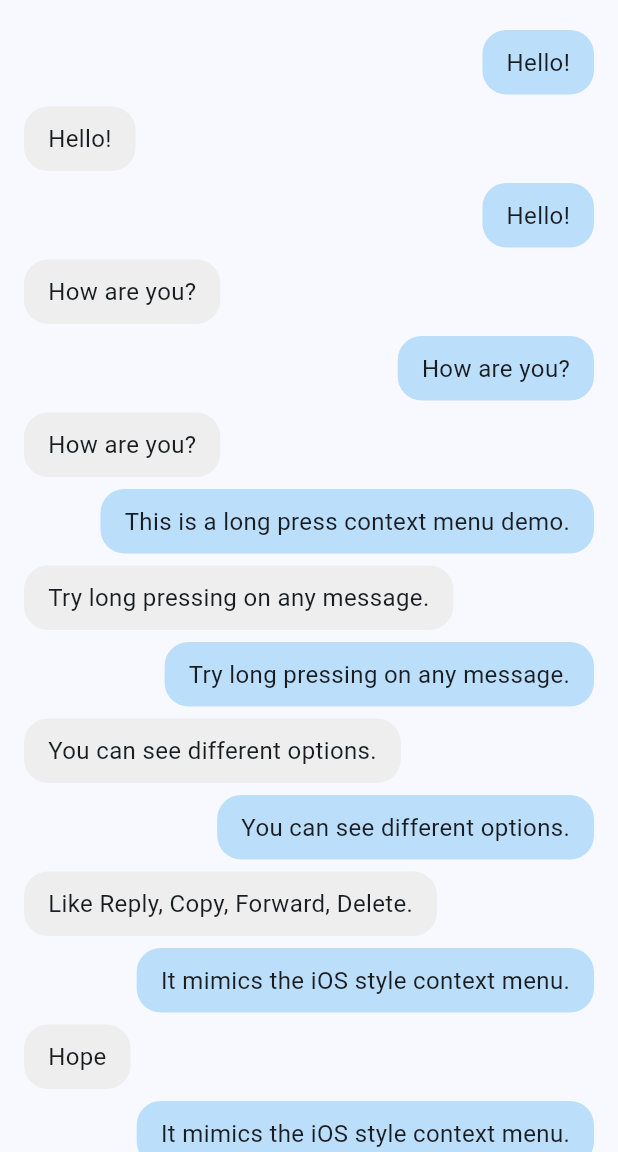
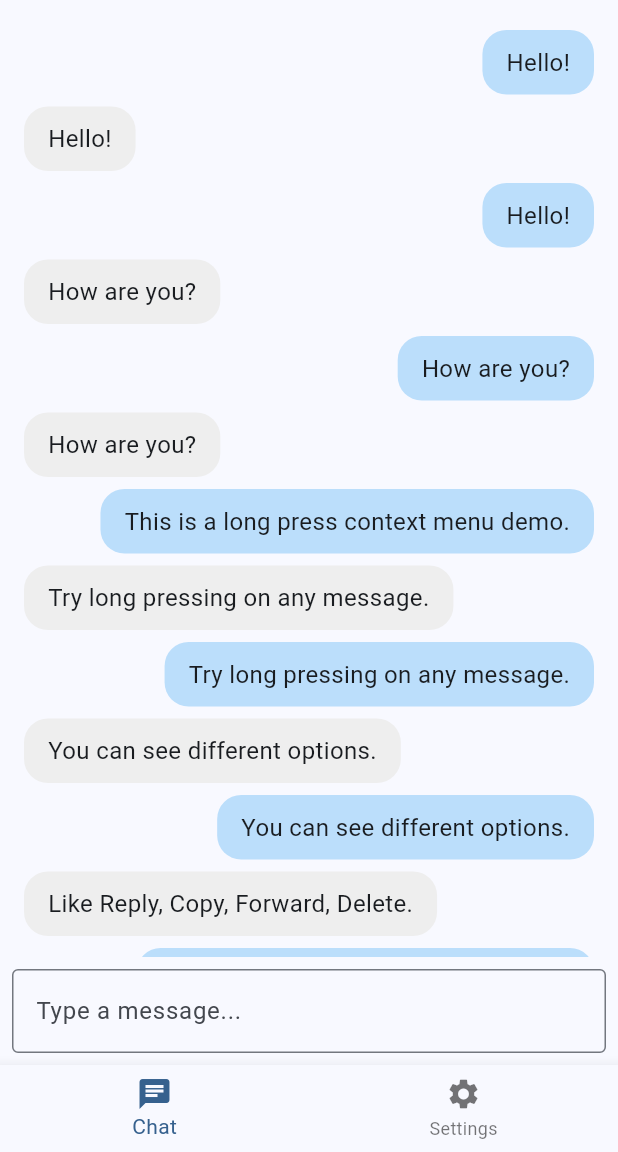
Before and after one commit to Matkurban/chat_context_menu, a Flutter app: the screen it shows after launch, on a phone screen of 412 x 824 dp, the part 84-1236 px from its top. Run offline on Flutter 3.47's test engine with Material 3 defaults, Android fonts, the phone set to English and light mode, and no system bars.

Commit message:
初始化项目

```diff
--- a/example/lib/main.dart
+++ b/example/lib/main.dart
@@ -51,12 +51,22 @@ class _ChatScreenState extends State<ChatScreen> {
 
   @override
   Widget build(BuildContext context) {
+    final double topPadding =
+        MediaQuery.of(context).padding.top + kToolbarHeight;
+    final double bottomPadding =
+        MediaQuery.of(context).padding.bottom +
+        kBottomNavigationBarHeight +
+        MediaQuery.of(context).viewInsets.bottom;
+
     return Scaffold(
       appBar: AppBar(
         title: const Text('Chat Context Menu'),
         backgroundColor: Theme.of(context).colorScheme.inversePrimary,
       ),
-      body: ListView.builder(
+      body: Column(
+        children: [
+          Expanded(
+            child: ListView.builder(
               padding: const EdgeInsets.all(16),
               itemCount: _messages.length,
               itemBuilder: (context, index) {
@@ -64,11 +74,20 @@ class _ChatScreenState extends State<ChatScreen> {
                 return Padding(
                   padding: const EdgeInsets.symmetric(vertical: 4),
                   child: Align(
-              alignment: isMe ? Alignment.centerRight : Alignment.centerLeft,
+                    alignment: isMe
+                        ? Alignment.centerRight
+                        : Alignment.centerLeft,
                     child: ChatContextMenuWrapper(
                       barrierColor: Colors.transparent,
                       backgroundColor: Colors.white,
                       borderRadius: BorderRadius.circular(16),
+                      // Fix 1: Prevent focus loss
+                      requestFocus: false,
+                      // Fix 2: Avoid overlapping AppBar and BottomNavigationBar
+                      safeAreaPadding: EdgeInsets.only(
+                        top: topPadding,
+                        bottom: bottomPadding,
+                      ),
                       menuBuilder: (context, hideMenu) {
                         return Container(
                           width: 300,
@@ -108,6 +127,27 @@ class _ChatScreenState extends State<ChatScreen> {
                 );
               },
             ),
+          ),
+          Padding(
+            padding: const EdgeInsets.all(8.0),
+            child: TextField(
+              decoration: const InputDecoration(
+                hintText: 'Type a message...',
+                border: OutlineInputBorder(),
+              ),
+            ),
+          ),
+        ],
+      ),
+      bottomNavigationBar: BottomNavigationBar(
+        items: const [
+          BottomNavigationBarItem(icon: Icon(Icons.chat), label: 'Chat'),
+          BottomNavigationBarItem(
+            icon: Icon(Icons.settings),
+            label: 'Settings',
+          ),
+        ],
+      ),
     );
   }
 }
--- a/lib/src/chat_context_menu_wrapper.dart
+++ b/lib/src/chat_context_menu_wrapper.dart
@@ -10,6 +10,8 @@ class ChatContextMenuWrapper extends StatefulWidget {
     this.barrierColor = Colors.transparent,
     this.backgroundColor = Colors.white,
     this.borderRadius = const BorderRadius.all(Radius.circular(10)),
+    this.safeAreaPadding,
+    this.requestFocus = true,
   });
 
   final ContextMenuWidgetBuilder widgetBuilder;
@@ -17,6 +19,8 @@ class ChatContextMenuWrapper extends StatefulWidget {
   final Color barrierColor;
   final Color backgroundColor;
   final BorderRadius borderRadius;
+  final EdgeInsets? safeAreaPadding;
+  final bool requestFocus;
 
   @override
   State<ChatContextMenuWrapper> createState() => _ChatContextMenuWrapperState();
@@ -38,6 +42,8 @@ class _ChatContextMenuWrapperState extends State<ChatContextMenuWrapper> {
       barrierColor: widget.barrierColor,
       backgroundColor: widget.backgroundColor,
       borderRadius: widget.borderRadius,
+      safeAreaPadding: widget.safeAreaPadding,
+      requestFocus: widget.requestFocus,
     );
 
     Navigator.of(context).push(_route!).then((_) {
--- a/lib/src/chat_context_route.dart
+++ b/lib/src/chat_context_route.dart
@@ -9,6 +9,7 @@ class ChatContextRoute extends PageRoute {
   final Color? backgroundColor;
   final BorderRadius? borderRadius;
   final EdgeInsetsGeometry? padding;
+  final EdgeInsets? safeAreaPadding;
 
   ChatContextRoute({
     super.settings,
@@ -24,6 +25,7 @@ class ChatContextRoute extends PageRoute {
     this.backgroundColor,
     this.borderRadius,
     this.padding,
+    this.safeAreaPadding,
   }) : _barrierColor = barrierColor;
 
   @override
@@ -46,6 +48,7 @@ class ChatContextRoute extends PageRoute {
   ) {
     return ChatContextMenuLayout(
       widgetRect: widgetRect,
+      safeAreaPadding: safeAreaPadding,
       childBuilder: (context, arrowOffset, isArrowUp) {
         return ChatContextMenuWidget(
           items: menuItems,
--- a/pubspec.yaml
+++ b/pubspec.yaml
@@ -1,6 +1,6 @@
 name: chat_context_menu
 description: "A Flutter package that provides chat context menu with customizable appearance and animations, perfect for chat applications."
-version: 1.0.0
+version: 1.1.0
 homepage: https://github.com/Matkurban/chat_context_menu.git
 repository: https://github.com/Matkurban/chat_context_menu.git
 topics: [ widget,chat,context,menu ]
```
Also changed, not shown: lib/src/ui/chat_context_menu_layout.dart (+18 -4 lines), example/pubspec.lock, 1 other file. Lines whose indentation alone changed are shown as unchanged.
